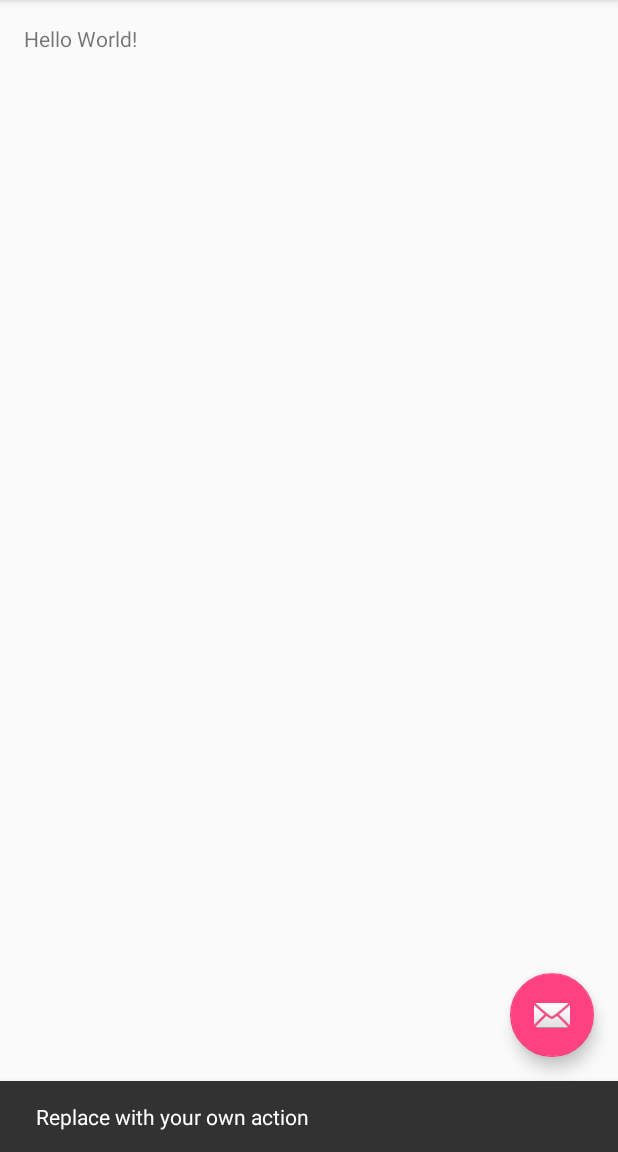
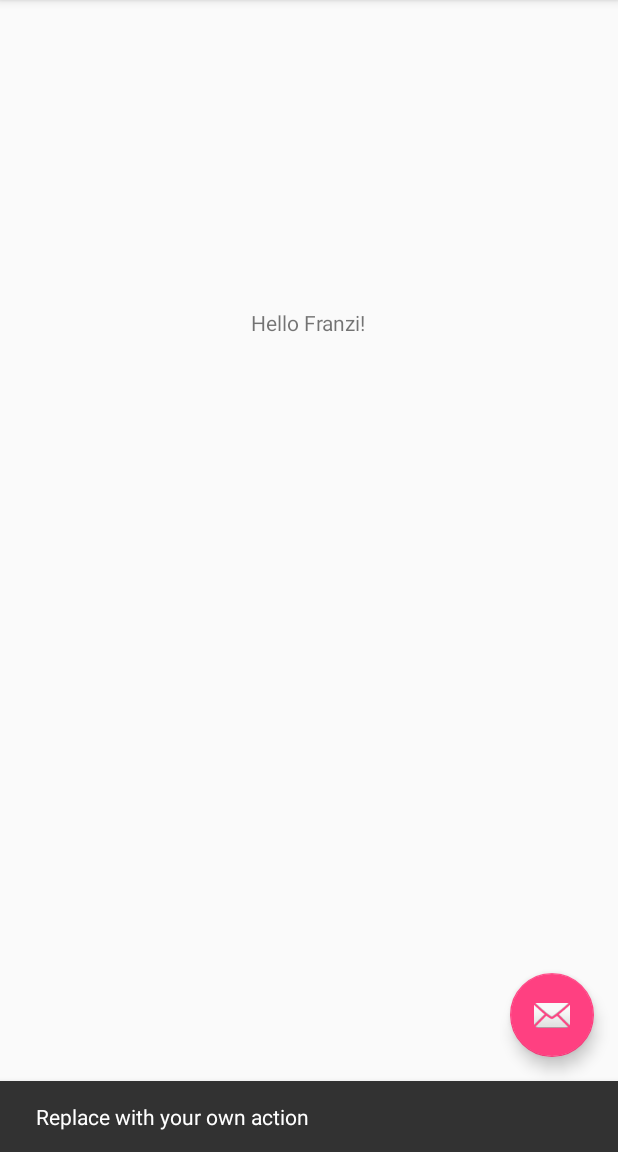
Before and after one commit to FranziskaPaul/Github68, an Android app: the screen it shows after launch (MainActivity), after a tap on an icon or button, on a phone screen of 412 x 824 dp, the part 84-1236 px from its top. Run offline under Robolectric (Android 15) with nearby library versions, the phone set to English and light mode, and no system bars.

Commit message:
changed field to 'Hello Franzi'

```diff
--- a/app/src/main/res/layout/content_main.xml
+++ b/app/src/main/res/layout/content_main.xml
@@ -15,5 +15,8 @@
     <TextView
         android:layout_width="wrap_content"
         android:layout_height="wrap_content"
-        android:text="Hello World!" />
+        android:text="Hello Franzi!"
+        android:layout_alignParentTop="true"
+        android:layout_centerHorizontal="true"
+        android:layout_marginTop="189dp" />
 </RelativeLayout>
```
